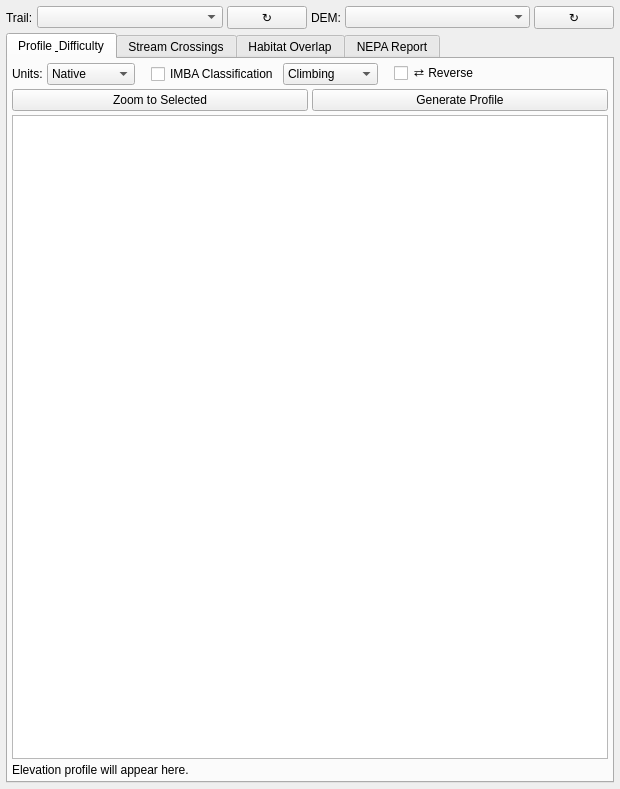
Above: MTBDesignToolsNEPA_dockwidget_base.ui from casey205/MTBDesignTools_NEPA before the change. Below: the same form after it.
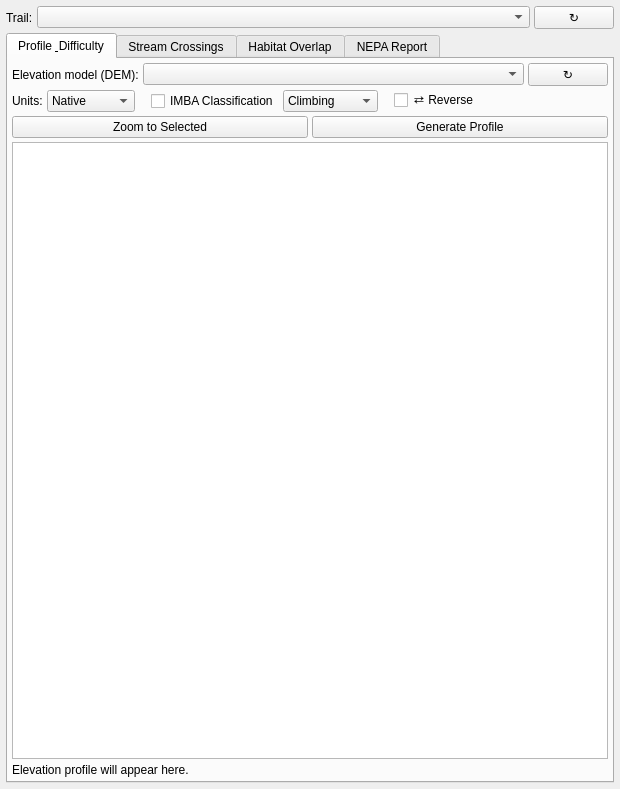
That is the form after the change.

Commit message:
Add per-layer summary to habitat results and move DEM picker into Profile tab
- Add BY SENSITIVE LAYER summary block between triage summary and per-trail
  breakdown - shows trails and miles per layer including zero-conflict layers
- Move DEM label/dropdown/refresh button from shared header into Profile tab
  so it is clear DEM is only used for elevation profile generation
- Update DEM label to 'Elevation model (DEM):' with clarifying tooltip
- No Python changes needed - widget names unchanged

What changed in the file:
```diff
--- a/MTBDesignToolsNEPA_dockwidget_base.ui
+++ b/MTBDesignToolsNEPA_dockwidget_base.ui
@@ -73,42 +73,6 @@
         </property>
        </widget>
       </item>
-      <item>
-       <widget class="QLabel" name="demLabel">
-        <property name="text">
-         <string>DEM:</string>
-        </property>
-        <property name="toolTip">
-         <string>Elevation model used for profile generation</string>
-        </property>
-       </widget>
-      </item>
-      <item>
-       <widget class="QComboBox" name="demDropdown">
-        <property name="sizePolicy">
-         <sizepolicy hsizetype="Expanding" vsizetype="Fixed">
-          <horstretch>1</horstretch>
-          <verstretch>0</verstretch>
-         </sizepolicy>
-        </property>
-       </widget>
-      </item>
-      <item>
-       <widget class="QPushButton" name="refreshDemButton">
-        <property name="text">
-         <string>↻</string>
-        </property>
-        <property name="toolTip">
-         <string>Refresh elevation model list</string>
-        </property>
-        <property name="maximumWidth">
-         <number>28</number>
-        </property>
-        <property name="maximumHeight">
-         <number>24</number>
-        </property>
-       </widget>
-      </item>
      </layout>
     </item>
 
@@ -140,6 +104,54 @@
          <number>4</number>
         </property>
 
+        <!-- DEM picker (Profile tab only — not used by NEPA analysis tabs) -->
+        <item>
+         <layout class="QHBoxLayout" name="demRow">
+          <property name="spacing">
+           <number>4</number>
+          </property>
+          <item>
+           <widget class="QLabel" name="demLabel">
+            <property name="text">
+             <string>Elevation model (DEM):</string>
+            </property>
+            <property name="toolTip">
+             <string>Used only for elevation profile generation — not used by Stream Crossings, Habitat Overlap, or NEPA Report tabs</string>
+            </property>
+           </widget>
+          </item>
+          <item>
+           <widget class="QComboBox" name="demDropdown">
+            <property name="sizePolicy">
+             <sizepolicy hsizetype="Expanding" vsizetype="Fixed">
+              <horstretch>1</horstretch>
+              <verstretch>0</verstretch>
+             </sizepolicy>
+            </property>
+            <property name="toolTip">
+             <string>Select the raster DEM layer to sample elevation along the trail</string>
+            </property>
+           </widget>
+          </item>
+          <item>
+           <widget class="QPushButton" name="refreshDemButton">
+            <property name="text">
+             <string>↻</string>
+            </property>
+            <property name="toolTip">
+             <string>Refresh elevation model list</string>
+            </property>
+            <property name="maximumWidth">
+             <number>28</number>
+            </property>
+            <property name="maximumHeight">
+             <number>24</number>
+            </property>
+           </widget>
+          </item>
+         </layout>
+        </item>
+
         <!-- Options row: units, IMBA, reverse -->
         <item>
          <layout class="QHBoxLayout" name="optionsRow">
```
Left out of the diff: 4 changed lines with no effect on the pictures. The commit also changes 1 other file.
